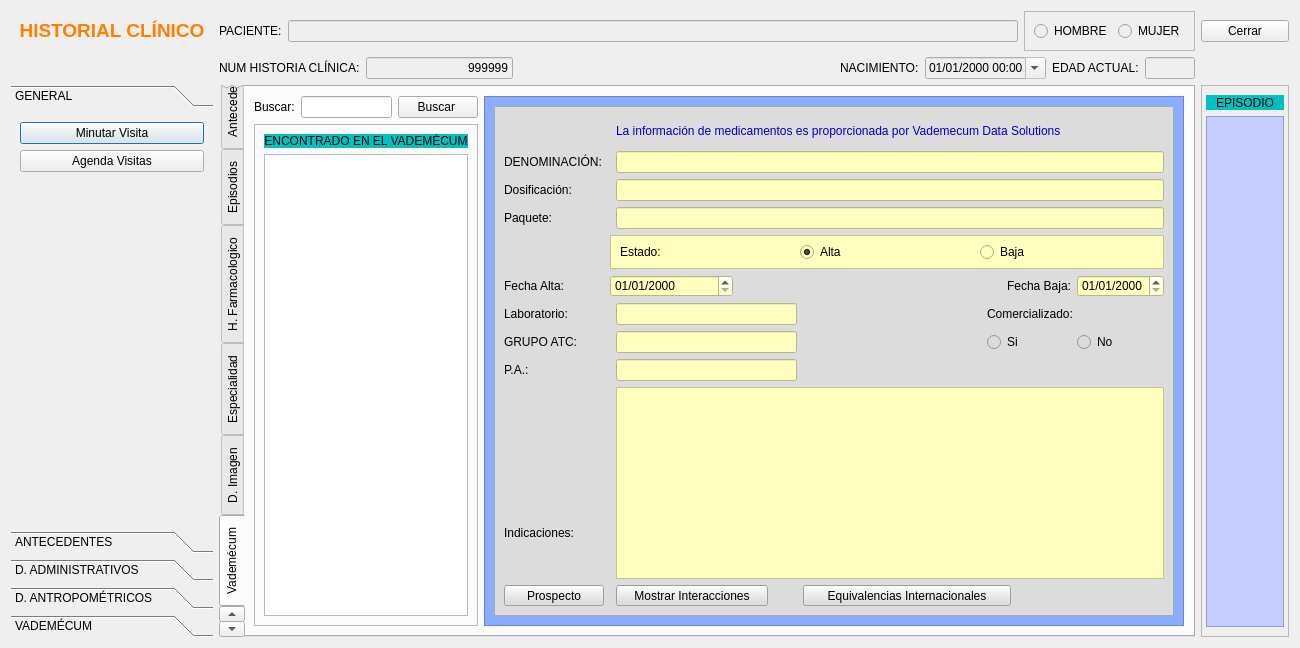
Before: the Qt Designer form frmfichapaciente.ui in arcnexus/RedFoX, drawn with Qt 5.
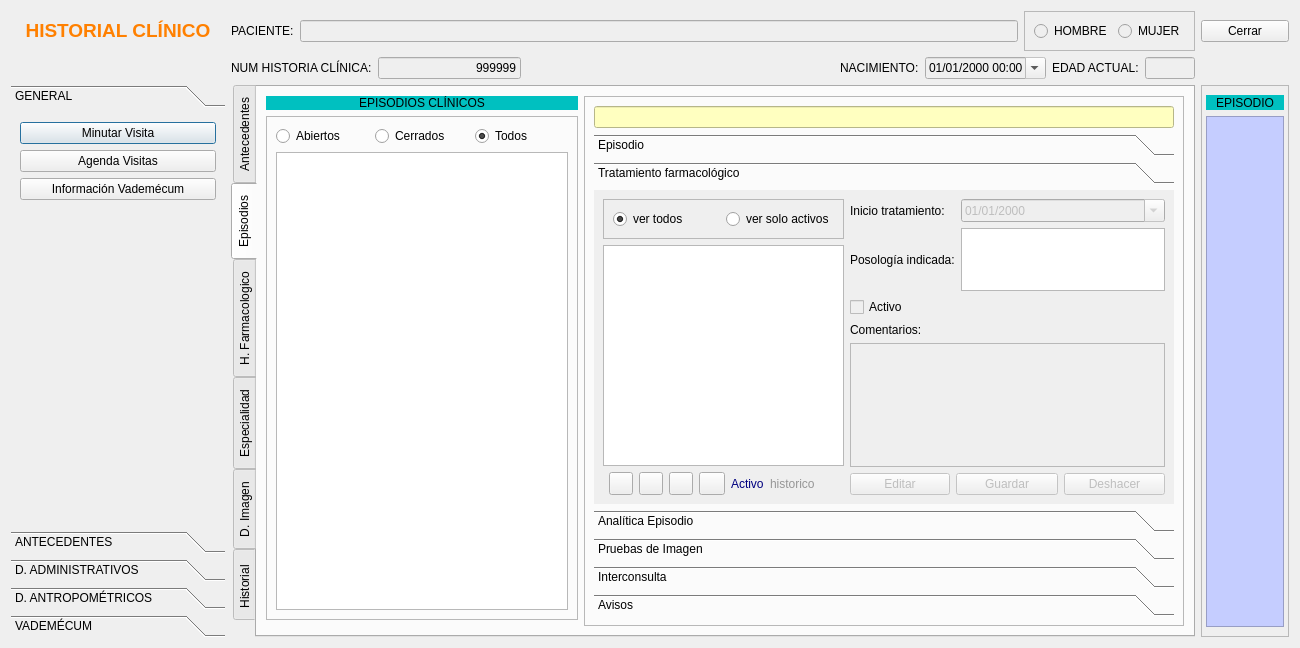
After: the same form once the commit is applied. The open tabs and pages were chosen to show the change. Icons and pictures are not drawn.

Commit message: Nueva ventana información medicamentos

Diff of the .ui file:
```diff
--- a/frmfichapaciente.ui
+++ b/frmfichapaciente.ui
@@ -263,8 +263,8 @@
        <rect>
         <x>0</x>
         <y>0</y>
-        <width>208</width>
-        <height>388</height>
+        <width>216</width>
+        <height>372</height>
        </rect>
       </property>
       <attribute name="label">
@@ -305,6 +305,23 @@
          </property>
         </widget>
        </item>
+       <item>
+        <widget class="QPushButton" name="btnInformacionVedemecum">
+         <property name="text">
+          <string>Información Vademécum</string>
+         </property>
+         <property name="icon">
+          <iconset resource="terra.qrc">
+           <normaloff>:/Icons/PNG/DefineControls.png</normaloff>:/Icons/PNG/DefineControls.png</iconset>
+         </property>
+         <property name="iconSize">
+          <size>
+           <width>24</width>
+           <height>24</height>
+          </size>
+         </property>
+        </widget>
+       </item>
        <item>
         <spacer name="verticalSpacer">
          <property name="orientation">
@@ -3103,415 +3120,6 @@
        </item>
       </layout>
      </widget>
-     <widget class="QWidget" name="tab_5">
-      <attribute name="title">
-       <string>Vademécum</string>
-      </attribute>
-      <layout class="QGridLayout" name="gridLayout_34">
-       <item row="0" column="0">
-        <widget class="QLabel" name="label_51">
-         <property name="text">
-          <string>Buscar:</string>
-         </property>
-        </widget>
-       </item>
-       <item row="0" column="1">
-        <widget class="QLineEdit" name="lineEdit_16"/>
-       </item>
-       <item row="0" column="2">
-        <widget class="QPushButton" name="pushButton_10">
-         <property name="text">
-          <string>Buscar </string>
-         </property>
-         <property name="icon">
-          <iconset resource="terra.qrc">
-           <normaloff>:/Icons/PNG/search.png</normaloff>:/Icons/PNG/search.png</iconset>
-         </property>
-        </widget>
-       </item>
-       <item row="0" column="3" rowspan="2">
-        <widget class="QFrame" name="frame_19">
-         <property name="styleSheet">
-          <string notr="true">background-color: rgb(140, 173, 255);</string>
-         </property>
-         <property name="frameShape">
-          <enum>QFrame::StyledPanel</enum>
-         </property>
-         <property name="frameShadow">
-          <enum>QFrame::Raised</enum>
-         </property>
-         <layout class="QGridLayout" name="gridLayout_33">
-          <item row="0" column="0">
-           <widget class="QFrame" name="frame_20">
-            <property name="styleSheet">
-             <string notr="true">background-color: rgb(220, 220, 220);</string>
-            </property>
-            <property name="frameShape">
-             <enum>QFrame::StyledPanel</enum>
-            </property>
-            <property name="frameShadow">
-             <enum>QFrame::Raised</enum>
-            </property>
-            <layout class="QGridLayout" name="gridLayout_32">
-             <item row="8" column="0">
-              <widget class="QLabel" name="label_58">
-               <property name="text">
-                <string>P.A.:</string>
-               </property>
-              </widget>
-             </item>
-             <item row="0" column="2" colspan="7">
-              <widget class="QLabel" name="label_93">
-               <property name="styleSheet">
-                <string notr="true">color: rgb(0, 0, 192);</string>
-               </property>
-               <property name="text">
-                <string>La información de medicamentos es proporcionada por Vademecum Data Solutions</string>
-               </property>
-              </widget>
-             </item>
-             <item row="7" column="6" colspan="2">
-              <widget class="QRadioButton" name="radioButton_18">
-               <property name="text">
-                <string>Si</string>
-               </property>
-              </widget>
-             </item>
-             <item row="6" column="0" colspan="2">
-              <widget class="QLabel" name="label_59">
-               <property name="text">
-                <string>Laboratorio:</string>
-               </property>
-              </widget>
-             </item>
-             <item row="11" column="5">
-              <widget class="QToolButton" name="toolButton_30">
-               <property name="minimumSize">
-                <size>
-                 <width>208</width>
-                 <height>0</height>
-                </size>
-               </property>
-               <property name="text">
-                <string>Equivalencias Internacionales</string>
-               </property>
-              </widget>
-             </item>
-             <item row="10" column="0" colspan="2">
-              <widget class="QLabel" name="label_61">
-               <property name="text">
-                <string>Indicaciones:</string>
-               </property>
-              </widget>
-             </item>
-             <item row="2" column="2" colspan="7">
-              <widget class="QLineEdit" name="lineEdit_18">
-               <property name="enabled">
-                <bool>false</bool>
-               </property>
-               <property name="styleSheet">
-                <string notr="true">background-color: rgb(255, 255, 192);
-color: rgb(0, 0, 0);</string>
-               </property>
-              </widget>
-             </item>
-             <item row="6" column="6" colspan="3">
-              <widget class="QLabel" name="label_60">
-               <property name="text">
-                <string>Comercializado:</string>
-               </property>
-              </widget>
-             </item>
-             <item row="6" column="2" colspan="3">
-              <widget class="QLineEdit" name="lineEdit_20">
-               <property name="minimumSize">
-                <size>
-                 <width>181</width>
-                 <height>0</height>
-                </size>
-               </property>
-               <property name="styleSheet">
-                <string notr="true">background-color: rgb(255, 255, 192);
-color: rgb(0, 0, 0);</string>
-               </property>
-              </widget>
-             </item>
-             <item row="5" column="1" colspan="3">
-              <widget class="QDateEdit" name="dateEdit_6">
-               <property name="enabled">
-                <bool>false</bool>
-               </property>
-               <property name="styleSheet">
-                <string notr="true">background-color: rgb(255, 255, 192);
-color: rgb(0, 0, 0);</string>
-               </property>
-               <property name="displayFormat">
-                <string>dd/MM/yyyy</string>
-               </property>
-              </widget>
-             </item>
-             <item row="11" column="2" colspan="3">
-              <widget class="QToolButton" name="toolButton_29">
-               <property name="minimumSize">
-                <size>
-                 <width>152</width>
-                 <height>0</height>
-                </size>
-               </property>
-               <property name="text">
-                <string>Mostrar Interacciones</string>
-               </property>
-              </widget>
-             </item>
-             <item row="1" column="0" colspan="2">
-              <widget class="QLabel" name="label_53">
-               <property name="text">
-                <string>DENOMINACIÓN:</string>
-               </property>
-              </widget>
-             </item>
-             <item row="7" column="8">
-              <widget class="QRadioButton" name="radioButton_19">
-               <property name="text">
-                <string>No</string>
-               </property>
-              </widget>
-             </item>
-             <item row="3" column="2" colspan="7">
-              <widget class="QLineEdit" name="lineEdit_19">
-               <property name="enabled">
-                <bool>false</bool>
-               </property>
-               <property name="styleSheet">
-                <string notr="true">background-color: rgb(255, 255, 192);
-color: rgb(0, 0, 0);</string>
-               </property>
-              </widget>
-             </item>
-             <item row="3" column="0">
-              <widget class="QLabel" name="label_55">
-               <property name="text">
-                <string>Paquete:</string>
-               </property>
-              </widget>
-             </item>
-             <item row="8" column="2" colspan="3">
-              <widget class="QLineEdit" name="lineEdit_22">
-               <property name="minimumSize">
-                <size>
-                 <width>181</width>
-                 <height>0</height>
-                </size>
-               </property>
-               <property name="styleSheet">
-                <string notr="true">background-color: rgb(255, 255, 192);
-color: rgb(0, 0, 0);</string>
-               </property>
-              </widget>
-             </item>
-             <item row="11" column="0">
-              <widget class="QToolButton" name="toolButton_28">
-               <property name="minimumSize">
-                <size>
-                 <width>100</width>
-                 <height>0</height>
-                </size>
-               </property>
-               <property name="text">
-                <string>Prospecto</string>
-               </property>
-              </widget>
-             </item>
-             <item row="2" column="0" colspan="2">
-              <widget class="QLabel" name="label_54">
-               <property name="text">
-                <string>Dosificación:</string>
-               </property>
-              </widget>
-             </item>
-             <item row="1" column="2" colspan="7">
-              <widget class="QLineEdit" name="lineEdit_17">
-               <property name="enabled">
-                <bool>false</bool>
-               </property>
-               <property name="styleSheet">
-                <string notr="true">background-color: rgb(255, 255, 192);
-color: rgb(0, 0, 0);</string>
-               </property>
-              </widget>
-             </item>
-             <item row="5" column="0">
-              <widget class="QLabel" name="label_62">
-               <property name="text">
-                <string>Fecha Alta:</string>
-               </property>
-              </widget>
-             </item>
-             <item row="7" column="2" colspan="3">
-              <widget class="QLineEdit" name="lineEdit_21">
-               <property name="minimumSize">
-                <size>
-                 <width>181</width>
-                 <height>0</height>
-                </size>
-               </property>
-               <property name="styleSheet">
-                <string notr="true">background-color: rgb(255, 255, 192);
-color: rgb(0, 0, 0);</string>
-               </property>
-              </widget>
-             </item>
-             <item row="9" column="2" rowspan="2" colspan="7">
-              <widget class="QTextBrowser" name="textBrowser">
-               <property name="styleSheet">
-                <string notr="true">background-color: rgb(255, 255, 192);
-color: rgb(0, 0, 0);</string>
-               </property>
-              </widget>
-             </item>
-             <item row="7" column="0" colspan="2">
-              <widget class="QLabel" name="label_57">
-               <property name="text">
-                <string>GRUPO ATC:</string>
-               </property>
-              </widget>
-             </item>
-             <item row="5" column="8">
-              <widget class="QDateEdit" name="dateEdit_7">
-               <property name="enabled">
-                <bool>false</bool>
-               </property>
-               <property name="styleSheet">
-                <string notr="true">background-color: rgb(255, 255, 192);
-color: rgb(0, 0, 0);</string>
-               </property>
-               <property name="displayFormat">
-                <string>dd/MM/yyyy</string>
-               </property>
-              </widget>
-             </item>
-             <item row="5" column="7">
-              <widget class="QLabel" name="label_63">
-               <property name="text">
-                <string>Fecha Baja:</string>
-               </property>
-              </widget>
-             </item>
-             <item row="4" column="1" colspan="8">
-              <widget class="QFrame" name="frame_21">
-               <property name="maximumSize">
-                <size>
-                 <width>16777215</width>
-                 <height>34</height>
-                </size>
-               </property>
-               <property name="styleSheet">
-                <string notr="true">background-color: rgb(255, 255, 192);
-color: rgb(0, 0, 0);</string>
-               </property>
-               <property name="frameShape">
-                <enum>QFrame::StyledPanel</enum>
-               </property>
-               <property name="frameShadow">
-                <enum>QFrame::Raised</enum>
-               </property>
-               <layout class="QHBoxLayout" name="horizontalLayout_13">
-                <item>
-                 <widget class="QLabel" name="label_56">
-                  <property name="text">
-                   <string>Estado:</string>
-                  </property>
-                 </widget>
-                </item>
-                <item>
-                 <widget class="QRadioButton" name="radioButton_16">
-                  <property name="enabled">
-                   <bool>false</bool>
-                  </property>
-                  <property name="styleSheet">
-                   <string notr="true">background-color: rgb(255, 255, 192);
-color: rgb(0, 0, 0);</string>
-                  </property>
-                  <property name="text">
-                   <string>Alta</string>
-                  </property>
-                  <property name="checked">
-                   <bool>true</bool>
-                  </property>
-                 </widget>
-                </item>
-                <item>
-                 <widget class="QRadioButton" name="radioButton_17">
-                  <property name="enabled">
-                   <bool>false</bool>
-                  </property>
-                  <property name="styleSheet">
-                   <string notr="true">background-color: rgb(255, 255, 192);
-color: rgb(0, 0, 0);</string>
-                  </property>
-                  <property name="text">
-                   <string>Baja</string>
-                  </property>
-                 </widget>
-                </item>
-               </layout>
-              </widget>
-             </item>
-             <item row="8" column="8">
-              <widget class="QLabel" name="label_85">
-               <property name="maximumSize">
-                <size>
-                 <width>162</width>
-                 <height>50</height>
-                </size>
-               </property>
-               <property name="text">
-                <string/>
-               </property>
-               <property name="pixmap">
-                <pixmap resource="terra.qrc">:/Icons/jpg/Vademecum DataSolutions.jpg</pixmap>
-               </property>
-               <property name="scaledContents">
-                <bool>true</bool>
-               </property>
-              </widget>
-             </item>
-            </layout>
-           </widget>
-          </item>
-         </layout>
-        </widget>
-       </item>
-       <item row="1" column="0" colspan="3">
-        <widget class="QFrame" name="frame_18">
-         <property name="frameShape">
-          <enum>QFrame::StyledPanel</enum>
-         </property>
-         <property name="frameShadow">
-          <enum>QFrame::Raised</enum>
-         </property>
-         <layout class="QGridLayout" name="gridLayout_35">
-          <item row="1" column="0">
-           <widget class="QListView" name="listView"/>
-          </item>
-          <item row="0" column="0">
-           <widget class="QLabel" name="label_52">
-            <property name="styleSheet">
-             <string notr="true">background-color: rgb(0, 192, 192);</string>
-            </property>
-            <property name="text">
-             <string>ENCONTRADO EN EL VADEMÉCUM</string>
-            </property>
-            <property name="alignment">
-             <set>Qt::AlignCenter</set>
-            </property>
-           </widget>
-          </item>
-         </layout>
-        </widget>
-       </item>
-      </layout>
-     </widget>
      <widget class="QWidget" name="tab_2">
       <attribute name="title">
        <string>Historial </string>
```
Left out of the diff: 328 changed lines with no effect on the pictures. The commit also changes 12 other files.
